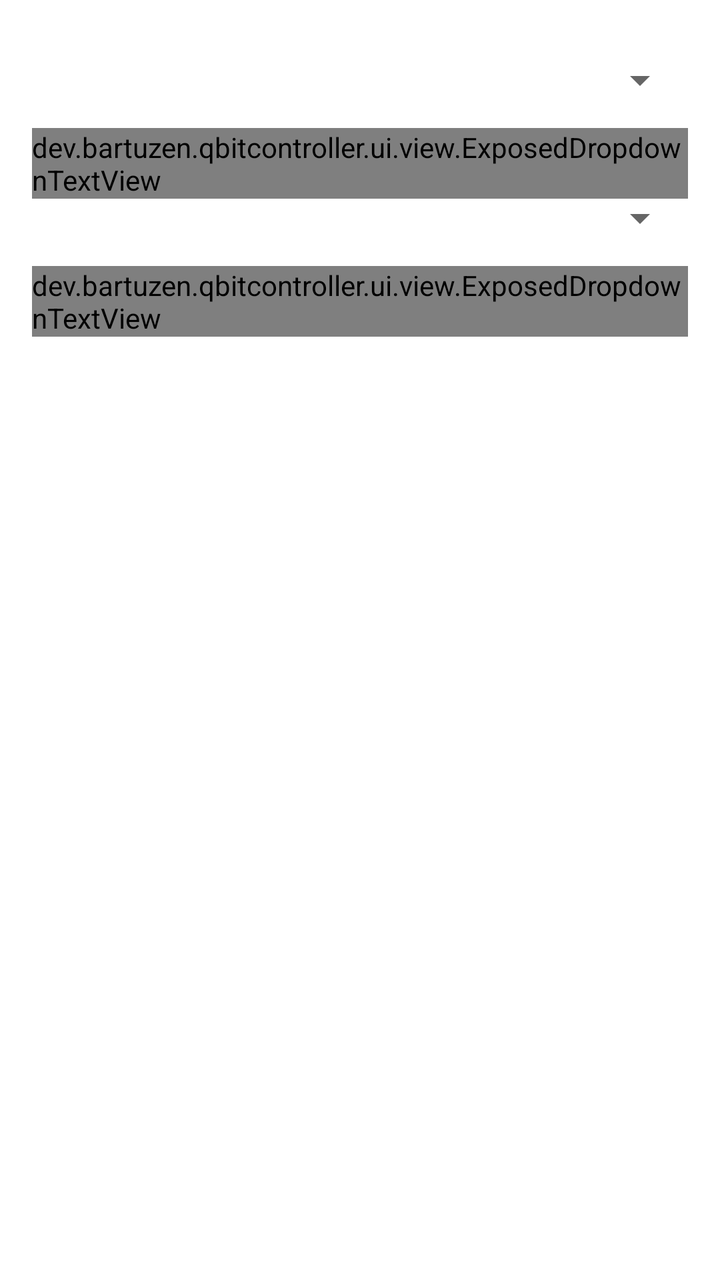
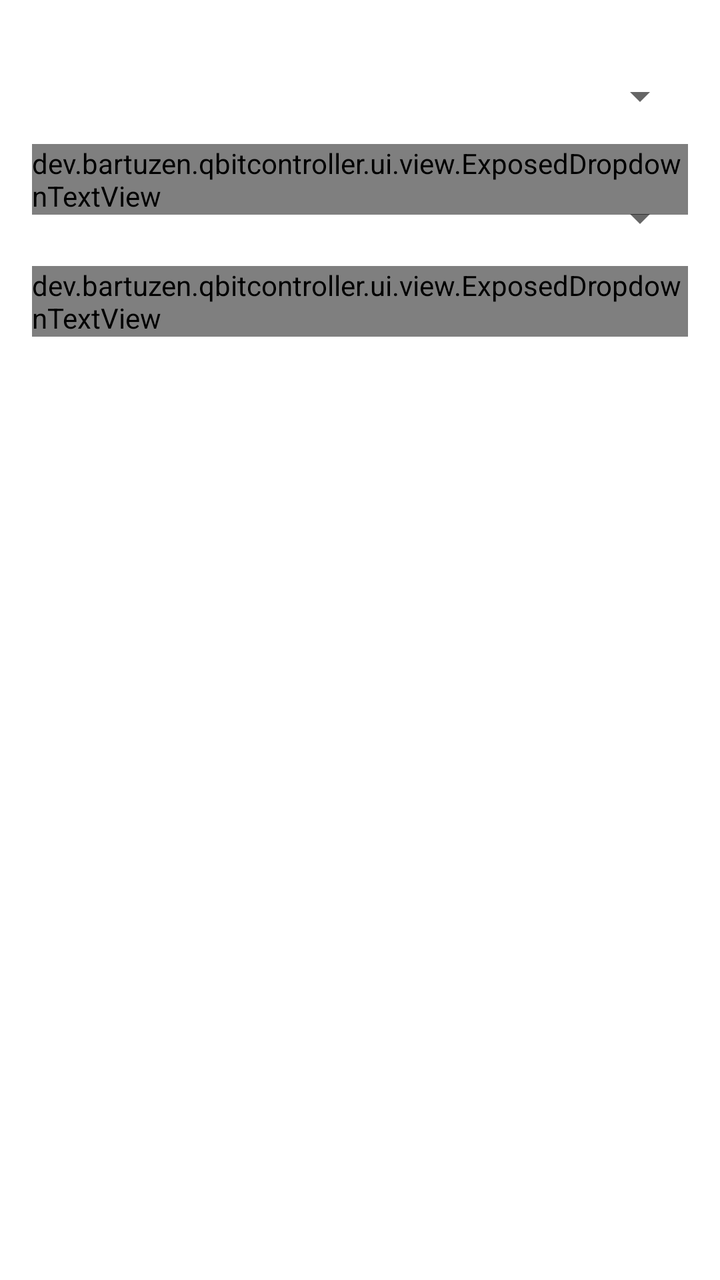

Compare the two renders of this Android layout. The source of the first and the diff that turns it into the second are given below.
<!-- AndroidManifest.xml: application theme AppTheme -->
<!-- res/layout/dialog_speed_limit.xml -->
<?xml version="1.0" encoding="utf-8"?>
<androidx.constraintlayout.widget.ConstraintLayout xmlns:android="http://schemas.android.com/apk/res/android"
    xmlns:app="http://schemas.android.com/apk/res-auto"
    android:layout_width="match_parent"
    android:layout_height="match_parent"
    android:orientation="vertical"
    android:paddingHorizontal="16dp"
    android:paddingTop="16dp">

    <com.google.android.material.textfield.TextInputLayout
        android:id="@+id/input_layout_download"
        style="@style/Widget.MaterialComponents.TextInputLayout.OutlinedBox"
        android:layout_width="0dp"
        android:layout_height="wrap_content"
        android:layout_marginEnd="8dp"
        android:hint="@string/torrent_speed_download_limit"
        app:layout_constraintEnd_toStartOf="@id/input_layout_dlspeed_unit"
        app:layout_constraintStart_toStartOf="parent"
        app:layout_constraintTop_toTopOf="parent">

        <com.google.android.material.textfield.TextInputEditText
            android:layout_width="match_parent"
            android:layout_height="wrap_content"
            android:inputType="text" />

    </com.google.android.material.textfield.TextInputLayout>

    <com.google.android.material.textfield.TextInputLayout
        android:id="@+id/input_layout_dlspeed_unit"
        style="@style/Widget.MaterialComponents.TextInputLayout.OutlinedBox.ExposedDropdownMenu"
        android:layout_width="wrap_content"
        android:layout_height="wrap_content"
        app:layout_constraintEnd_toEndOf="parent"
        app:layout_constraintTop_toTopOf="parent">

        <dev.bartuzen.qbitcontroller.ui.view.ExposedDropdownTextView
            android:id="@+id/dropdown_dlspeed_limit_unit"
            android:layout_width="wrap_content"
            android:layout_height="wrap_content" />

    </com.google.android.material.textfield.TextInputLayout>

    <com.google.android.material.textfield.TextInputLayout
        android:id="@+id/input_layout_upload"
        style="@style/Widget.MaterialComponents.TextInputLayout.OutlinedBox"
        android:layout_width="0dp"
        android:layout_height="wrap_content"
        android:layout_marginTop="8dp"
        android:layout_marginEnd="8dp"
        android:hint="@string/torrent_speed_upload_limit"
        app:layout_constraintEnd_toStartOf="@id/input_layout_upspeed_unit"
        app:layout_constraintStart_toStartOf="parent"
        app:layout_constraintTop_toBottomOf="@+id/input_layout_download">

        <com.google.android.material.textfield.TextInputEditText
            android:layout_width="match_parent"
            android:layout_height="wrap_content"
            android:inputType="text" />

    </com.google.android.material.textfield.TextInputLayout>

    <com.google.android.material.textfield.TextInputLayout
        android:id="@+id/input_layout_upspeed_unit"
        style="@style/Widget.MaterialComponents.TextInputLayout.OutlinedBox.ExposedDropdownMenu"
        android:layout_width="wrap_content"
        android:layout_height="wrap_content"
        android:layout_marginTop="8dp"
        app:layout_constraintEnd_toEndOf="parent"
        app:layout_constraintTop_toBottomOf="@id/input_layout_download">

        <dev.bartuzen.qbitcontroller.ui.view.ExposedDropdownTextView
            android:id="@+id/dropdown_upspeed_limit_unit"
            android:layout_width="wrap_content"
            android:layout_height="wrap_content" />

    </com.google.android.material.textfield.TextInputLayout>

</androidx.constraintlayout.widget.ConstraintLayout>
<!-- resources referenced by this layout -->
<resources>
  <string name="torrent_speed_download_limit">@string/torrent_add_dlspeed_limit</string>
  <string name="torrent_speed_upload_limit">@string/torrent_add_upspeed_limit</string>
  <style name="AppTheme" parent="Theme.MaterialComponents.DayNight.NoActionBar">
          <item name="colorPrimary">@color/color_primary</item>
          <item name="colorPrimaryDark">@color/color_primary_dark</item>
          <item name="colorPrimaryVariant">@color/color_primary_variant</item>
          <item name="colorOnPrimary">@color/color_on_primary</item>
  
          <item name="colorSecondary">@color/color_secondary</item>
          <item name="colorSecondaryVariant">@color/color_secondary_variant</item>
          <item name="colorOnSecondary">@color/color_on_secondary</item>
  
          <item name="windowActionModeOverlay">true</item>
          <item name="actionBarTheme">@style/AppTheme.ToolbarOverlay</item>
  
          <item name="android:textAlignment">viewStart</item>
  
          <item name="snackbarTextViewStyle">@style/AppTheme.SnackbarTextViewStyle</item>
      </style>
  <color name="color_primary">#03A9F4</color>
  <color name="color_primary_dark">#007AC1</color>
  <color name="color_primary_variant">#007AC1</color>
  <color name="color_on_primary">#FFFFFF</color>
  <color name="color_secondary">#FFB300</color>
  <color name="color_secondary_variant">#C68400</color>
  <color name="color_on_secondary">#000000</color>
  <style name="AppTheme.ToolbarOverlay" parent="ThemeOverlay.MaterialComponents.Dark.ActionBar" />
  <style name="AppTheme.SnackbarTextViewStyle" parent="Widget.MaterialComponents.Snackbar.TextView">
          <item name="android:maxLines">15</item>
      </style>
</resources>

<!-- the commit's change to res/layout/dialog_speed_limit.xml (unified diff, before → after) -->
@@ -1,77 +1,77 @@
 <?xml version="1.0" encoding="utf-8"?>
 <androidx.constraintlayout.widget.ConstraintLayout xmlns:android="http://schemas.android.com/apk/res/android"
-    xmlns:app="http://schemas.android.com/apk/res-auto"
-    android:layout_width="match_parent"
-    android:layout_height="match_parent"
-    android:orientation="vertical"
-    android:paddingHorizontal="16dp"
-    android:paddingTop="16dp">
+        xmlns:app="http://schemas.android.com/apk/res-auto"
+        android:layout_width="match_parent"
+        android:layout_height="match_parent"
+        android:orientation="vertical"
+        android:paddingHorizontal="16dp"
+        android:paddingTop="16dp">
 
     <com.google.android.material.textfield.TextInputLayout
-        android:id="@+id/input_layout_download"
-        style="@style/Widget.MaterialComponents.TextInputLayout.OutlinedBox"
-        android:layout_width="0dp"
-        android:layout_height="wrap_content"
-        android:layout_marginEnd="8dp"
-        android:hint="@string/torrent_speed_download_limit"
-        app:layout_constraintEnd_toStartOf="@id/input_layout_dlspeed_unit"
-        app:layout_constraintStart_toStartOf="parent"
-        app:layout_constraintTop_toTopOf="parent">
+            android:id="@+id/input_layout_upload"
+            style="@style/Widget.MaterialComponents.TextInputLayout.OutlinedBox"
+            android:layout_width="0dp"
+            android:layout_height="wrap_content"
+            android:layout_marginTop="8dp"
+            android:layout_marginEnd="8dp"
+            android:hint="@string/torrent_speed_upload_limit"
+            app:layout_constraintEnd_toStartOf="@id/input_layout_upspeed_unit"
+            app:layout_constraintStart_toStartOf="parent"
+            app:layout_constraintTop_toTopOf="parent">
 
         <com.google.android.material.textfield.TextInputEditText
-            android:layout_width="match_parent"
-            android:layout_height="wrap_content"
-            android:inputType="text" />
+                android:layout_width="match_parent"
+                android:layout_height="wrap_content"
+                android:inputType="text" />
 
     </com.google.android.material.textfield.TextInputLayout>
 
     <com.google.android.material.textfield.TextInputLayout
-        android:id="@+id/input_layout_dlspeed_unit"
-        style="@style/Widget.MaterialComponents.TextInputLayout.OutlinedBox.ExposedDropdownMenu"
-        android:layout_width="wrap_content"
-        android:layout_height="wrap_content"
-        app:layout_constraintEnd_toEndOf="parent"
-        app:layout_constraintTop_toTopOf="parent">
+            android:id="@+id/input_layout_upspeed_unit"
+            style="@style/Widget.MaterialComponents.TextInputLayout.OutlinedBox.ExposedDropdownMenu"
+            android:layout_width="wrap_content"
+            android:layout_height="wrap_content"
+            android:layout_marginTop="8dp"
+            app:layout_constraintEnd_toEndOf="parent"
+            app:layout_constraintTop_toTopOf="parent">
 
         <dev.bartuzen.qbitcontroller.ui.view.ExposedDropdownTextView
-            android:id="@+id/dropdown_dlspeed_limit_unit"
-            android:layout_width="wrap_content"
-            android:layout_height="wrap_content" />
+                android:id="@+id/dropdown_upspeed_limit_unit"
+                android:layout_width="wrap_content"
+                android:layout_height="wrap_content" />
 
     </com.google.android.material.textfield.TextInputLayout>
 
     <com.google.android.material.textfield.TextInputLayout
-        android:id="@+id/input_layout_upload"
-        style="@style/Widget.MaterialComponents.TextInputLayout.OutlinedBox"
-        android:layout_width="0dp"
-        android:layout_height="wrap_content"
-        android:layout_marginTop="8dp"
-        android:layout_marginEnd="8dp"
-        android:hint="@string/torrent_speed_upload_limit"
-        app:layout_constraintEnd_toStartOf="@id/input_layout_upspeed_unit"
-        app:layout_constraintStart_toStartOf="parent"
-        app:layout_constraintTop_toBottomOf="@+id/input_layout_download">
+            android:id="@+id/input_layout_download"
+            style="@style/Widget.MaterialComponents.TextInputLayout.OutlinedBox"
+            android:layout_width="0dp"
+            android:layout_height="wrap_content"
+            android:layout_marginEnd="8dp"
+            android:hint="@string/torrent_speed_download_limit"
+            app:layout_constraintEnd_toStartOf="@id/input_layout_dlspeed_unit"
+            app:layout_constraintStart_toStartOf="parent"
+            app:layout_constraintTop_toBottomOf="@id/input_layout_upload">
 
         <com.google.android.material.textfield.TextInputEditText
-            android:layout_width="match_parent"
-            android:layout_height="wrap_content"
-            android:inputType="text" />
+                android:layout_width="match_parent"
+                android:layout_height="wrap_content"
+                android:inputType="text" />
 
     </com.google.android.material.textfield.TextInputLayout>
 
     <com.google.android.material.textfield.TextInputLayout
-        android:id="@+id/input_layout_upspeed_unit"
-        style="@style/Widget.MaterialComponents.TextInputLayout.OutlinedBox.ExposedDropdownMenu"
-        android:layout_width="wrap_content"
-        android:layout_height="wrap_content"
-        android:layout_marginTop="8dp"
-        app:layout_constraintEnd_toEndOf="parent"
-        app:layout_constraintTop_toBottomOf="@id/input_layout_download">
+            android:id="@+id/input_layout_dlspeed_unit"
+            style="@style/Widget.MaterialComponents.TextInputLayout.OutlinedBox.ExposedDropdownMenu"
+            android:layout_width="wrap_content"
+            android:layout_height="wrap_content"
+            app:layout_constraintEnd_toEndOf="parent"
+            app:layout_constraintTop_toBottomOf="@id/input_layout_upload">
 
         <dev.bartuzen.qbitcontroller.ui.view.ExposedDropdownTextView
-            android:id="@+id/dropdown_upspeed_limit_unit"
-            android:layout_width="wrap_content"
-            android:layout_height="wrap_content" />
+                android:id="@+id/dropdown_dlspeed_limit_unit"
+                android:layout_width="wrap_content"
+                android:layout_height="wrap_content" />
 
     </com.google.android.material.textfield.TextInputLayout>
 
